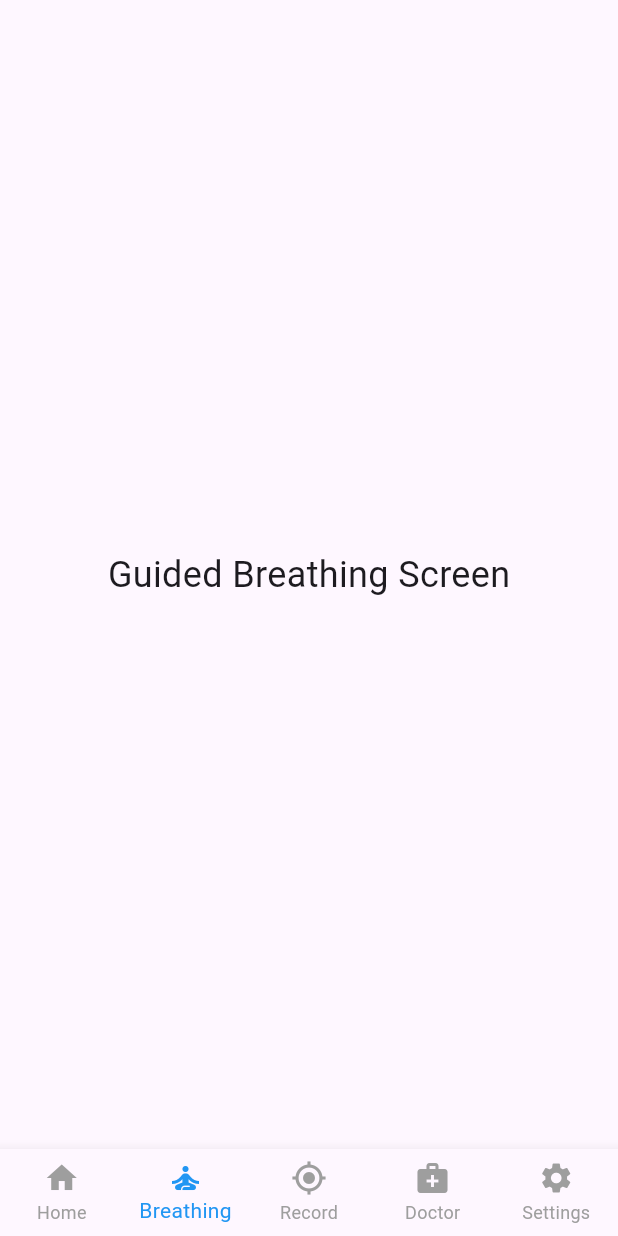
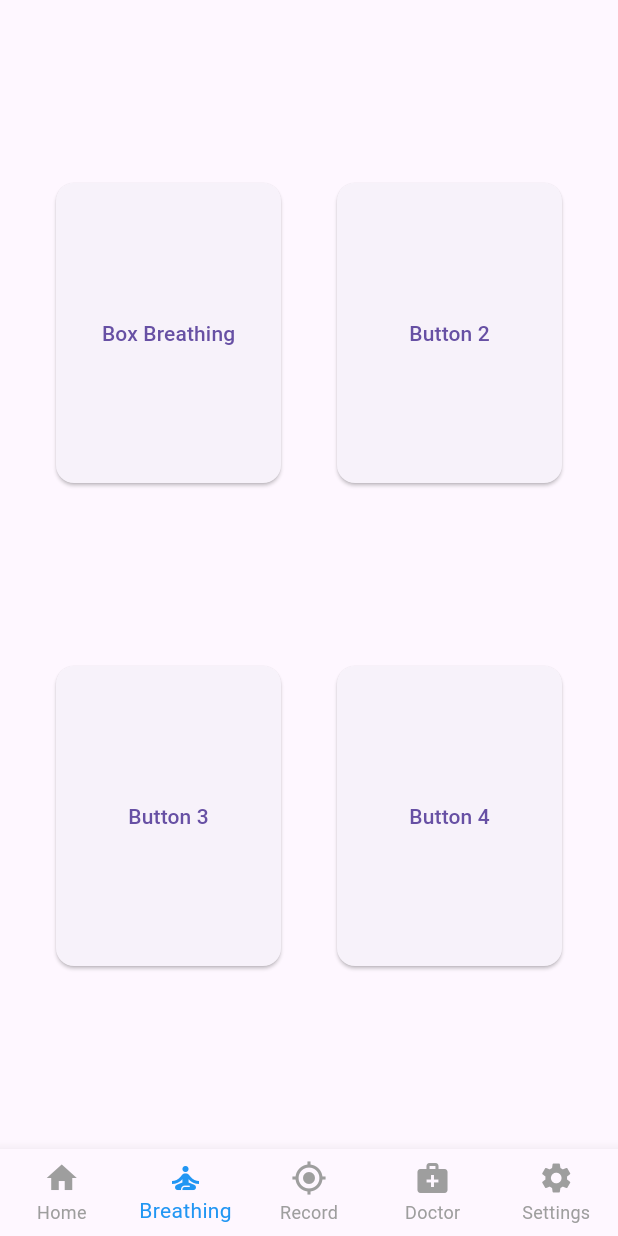
Before and after one commit to michaelLewis04/BreathState, a Flutter app: the screen it shows after launch, item 2 of the bottom bar chosen, on a phone screen of 412 x 824 dp. Run offline on Flutter 3.47's test engine with Material 3 defaults, Android fonts, the light colour scheme and no system bars; our stand-ins replace permission_handler; missing offline and left inert: flutter_sound.

Commit message:
Added screens, buttons and routes for guided breathing screens

```diff
--- a/breath_state/lib/screens/guided_breathing_screen.dart
+++ b/breath_state/lib/screens/guided_breathing_screen.dart
@@ -1,5 +1,5 @@
+import 'package:breath_state/screens/box_breathing.dart';
 import 'package:flutter/material.dart';
-
 
 class GuidedBreathingScreen extends StatefulWidget {
   const GuidedBreathingScreen({super.key});
@@ -11,12 +11,74 @@ class GuidedBreathingScreen extends StatefulWidget {
 class _GuidedBreathingScreenState extends State<GuidedBreathingScreen> {
   @override
   Widget build(BuildContext context) {
-    return const Scaffold(
-      body: Center(
-        child: Text(
-          'Guided Breathing Screen',
-          style: TextStyle(fontSize: 24),
-        ),
+    return Scaffold(
+      body: Column(
+        mainAxisAlignment: MainAxisAlignment.spaceEvenly,
+        children: [
+          Row(
+            mainAxisAlignment: MainAxisAlignment.spaceEvenly,
+            children: [
+              ElevatedButton(
+                onPressed: () {
+                  Navigator.push(
+                    context,
+                    MaterialPageRoute(builder: (context) => BoxBreathing()),
+                  );
+                },
+                style: ButtonStyle(
+                  fixedSize: WidgetStateProperty.all(const Size(150, 200)),
+                  shape: WidgetStateProperty.all(
+                    RoundedRectangleBorder(
+                      borderRadius: BorderRadius.circular(12),
+                    ),
+                  ),
+                ),
+                child: const Text("Box Breathing"),
+              ),
+              ElevatedButton(
+                onPressed: () {},
+                style: ButtonStyle(
+                  fixedSize: WidgetStateProperty.all(const Size(150, 200)),
+                  shape: WidgetStateProperty.all(
+                    RoundedRectangleBorder(
+                      borderRadius: BorderRadius.circular(12),
+                    ),
+                  ),
+                ),
+                child: const Text("Button 2"),
+              ),
+            ],
+          ),
+          Row(
+            mainAxisAlignment: MainAxisAlignment.spaceEvenly,
+            children: [
+              ElevatedButton(
+                onPressed: () {},
+                style: ButtonStyle(
+                  fixedSize: WidgetStateProperty.all(const Size(150, 200)),
+                  shape: WidgetStateProperty.all(
+                    RoundedRectangleBorder(
+                      borderRadius: BorderRadius.circular(12),
+                    ),
+                  ),
+                ),
+                child: const Text("Button 3"),
+              ),
+              ElevatedButton(
+                onPressed: () {},
+                style: ButtonStyle(
+                  fixedSize: WidgetStateProperty.all(const Size(150, 200)),
+                  shape: WidgetStateProperty.all(
+                    RoundedRectangleBorder(
+                      borderRadius: BorderRadius.circular(12),
+                    ),
+                  ),
+                ),
+                child: const Text("Button 4"),
+              ),
+            ],
+          ),
+        ],
       ),
     );
   }
```
Also changed, not shown: breath_state/lib/screens/box_breathing.dart (added, +36 -0 lines).
